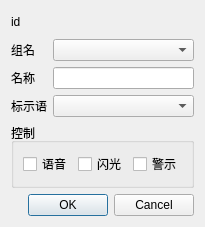
NU-LL/SmartSignageManagementSystem, file ui/qt_ui_file/qdialogsetsigndev.ui: the form before one commit.
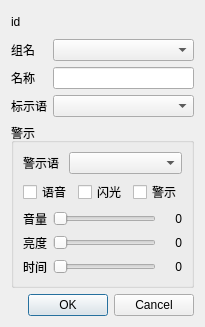
The form after the commit.

Commit message: 修复0x02指令bug，修改0x02、0x12指令含义。区分标示语和警示语。支持报警的亮度、音量、延时设置

```diff
--- a/ui/qt_ui_file/qdialogsetsigndev.ui
+++ b/ui/qt_ui_file/qdialogsetsigndev.ui
@@ -7,13 +7,13 @@
     <x>0</x>
     <y>0</y>
     <width>203</width>
-    <height>221</height>
+    <height>322</height>
    </rect>
   </property>
   <property name="windowTitle">
    <string>设置警示牌</string>
   </property>
-  <layout class="QVBoxLayout" name="verticalLayout">
+  <layout class="QVBoxLayout" name="verticalLayout_2">
    <item>
     <layout class="QGridLayout" name="gridLayout">
      <item row="0" column="0">
@@ -66,11 +66,41 @@
      <item row="3" column="1">
       <widget class="QComboBox" name="comboBox_Sign"/>
      </item>
-     <item row="4" column="0" colspan="2">
-      <widget class="QGroupBox" name="groupBox">
-       <property name="title">
-        <string>控制</string>
-       </property>
+    </layout>
+   </item>
+   <item>
+    <widget class="QGroupBox" name="groupBox">
+     <property name="title">
+      <string>警示</string>
+     </property>
+     <layout class="QVBoxLayout" name="verticalLayout">
+      <item>
+       <layout class="QHBoxLayout" name="horizontalLayout_2">
+        <item>
+         <widget class="QLabel" name="label_5">
+          <property name="minimumSize">
+           <size>
+            <width>40</width>
+            <height>0</height>
+           </size>
+          </property>
+          <property name="maximumSize">
+           <size>
+            <width>40</width>
+            <height>16777215</height>
+           </size>
+          </property>
+          <property name="text">
+           <string>警示语</string>
+          </property>
+         </widget>
+        </item>
+        <item>
+         <widget class="QComboBox" name="comboBox_Warning"/>
+        </item>
+       </layout>
+      </item>
+      <item>
        <layout class="QHBoxLayout" name="horizontalLayout">
         <item>
          <widget class="QCheckBox" name="checkBox_Voice">
@@ -94,9 +124,123 @@
          </widget>
         </item>
        </layout>
-      </widget>
-     </item>
-    </layout>
+      </item>
+      <item>
+       <layout class="QHBoxLayout" name="horizontalLayout_3">
+        <item>
+         <widget class="QLabel" name="label_6">
+          <property name="text">
+           <string>音量</string>
+          </property>
+         </widget>
+        </item>
+        <item>
+         <widget class="QSlider" name="horizontalSlider_Vol">
+          <property name="maximum">
+           <number>7</number>
+          </property>
+          <property name="pageStep">
+           <number>2</number>
+          </property>
+          <property name="orientation">
+           <enum>Qt::Horizontal</enum>
+          </property>
+         </widget>
+        </item>
+        <item>
+         <widget class="QLabel" name="label_Vol">
+          <property name="minimumSize">
+           <size>
+            <width>20</width>
+            <height>0</height>
+           </size>
+          </property>
+          <property name="text">
+           <string>0</string>
+          </property>
+          <property name="alignment">
+           <set>Qt::AlignRight|Qt::AlignTrailing|Qt::AlignVCenter</set>
+          </property>
+         </widget>
+        </item>
+       </layout>
+      </item>
+      <item>
+       <layout class="QHBoxLayout" name="horizontalLayout_4">
+        <item>
+         <widget class="QLabel" name="label_8">
+          <property name="text">
+           <string>亮度</string>
+          </property>
+         </widget>
+        </item>
+        <item>
+         <widget class="QSlider" name="horizontalSlider_Light">
+          <property name="maximum">
+           <number>255</number>
+          </property>
+          <property name="orientation">
+           <enum>Qt::Horizontal</enum>
+          </property>
+         </widget>
+        </item>
+        <item>
+         <widget class="QLabel" name="label_Light">
+          <property name="minimumSize">
+           <size>
+            <width>20</width>
+            <height>0</height>
+           </size>
+          </property>
+          <property name="text">
+           <string>0</string>
+          </property>
+          <property name="alignment">
+           <set>Qt::AlignRight|Qt::AlignTrailing|Qt::AlignVCenter</set>
+          </property>
+         </widget>
+        </item>
+       </layout>
+      </item>
+      <item>
+       <layout class="QHBoxLayout" name="horizontalLayout_5">
+        <item>
+         <widget class="QLabel" name="label_10">
+          <property name="text">
+           <string>时间</string>
+          </property>
+         </widget>
+        </item>
+        <item>
+         <widget class="QSlider" name="horizontalSlider_Time">
+          <property name="maximum">
+           <number>255</number>
+          </property>
+          <property name="orientation">
+           <enum>Qt::Horizontal</enum>
+          </property>
+         </widget>
+        </item>
+        <item>
+         <widget class="QLabel" name="label_Time">
+          <property name="minimumSize">
+           <size>
+            <width>20</width>
+            <height>0</height>
+           </size>
+          </property>
+          <property name="text">
+           <string>0</string>
+          </property>
+          <property name="alignment">
+           <set>Qt::AlignRight|Qt::AlignTrailing|Qt::AlignVCenter</set>
+          </property>
+         </widget>
+        </item>
+       </layout>
+      </item>
+     </layout>
+    </widget>
    </item>
    <item>
     <spacer name="verticalSpacer">
@@ -106,7 +250,7 @@
      <property name="sizeHint" stdset="0">
       <size>
        <width>20</width>
-       <height>14</height>
+       <height>0</height>
       </size>
      </property>
     </spacer>
```
Left out of the diff: 56 changed lines with no effect on the pictures. The commit also changes 14 other files.
